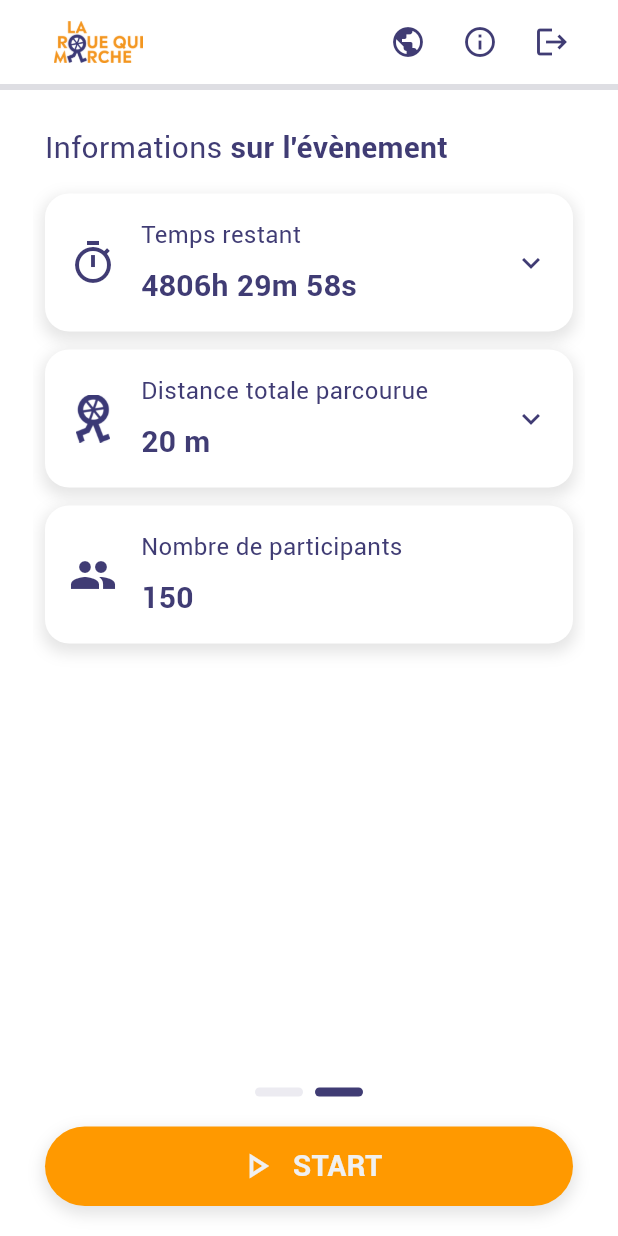
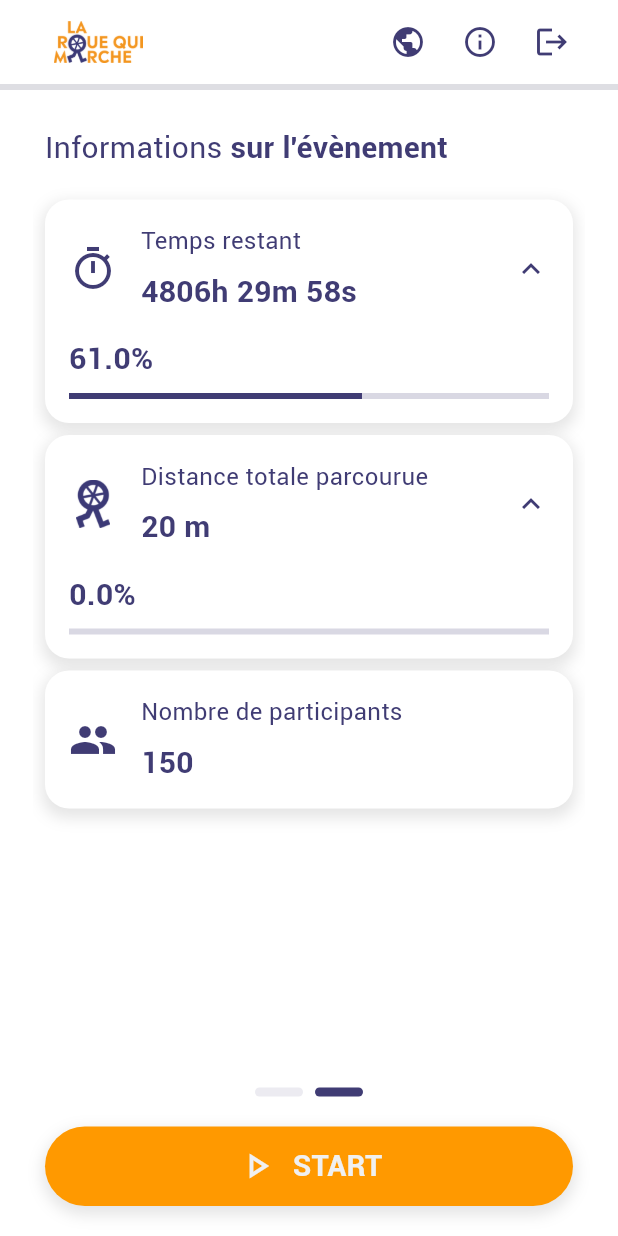
Before and after one commit to RQMAppTB/TB_App_RQM, a Flutter app: the InfoScreen screen opened directly, swiped to page 2, on a phone screen of 412 x 824 dp. Run offline on Flutter 3.47's test engine with Material 3 defaults, Android fonts, the phone set to English and light mode, and no system bars; our stand-ins replace flutter_map, geolocator, latlong2, package_info_plus, shared_preferences; missing offline and left inert: maps_toolkit, mobile_scanner; accounts and stored records are empty; network calls fail; statements that could not run were skipped.

Commit message:
bump version and fix an issue where nb of participants not save

```diff
--- a/tb_app_rqm/lib/UI/Components/ProgressCard.dart
+++ b/tb_app_rqm/lib/UI/Components/ProgressCard.dart
@@ -15,7 +15,7 @@ class ProgressCard extends StatefulWidget {
 }
 
 class _ProgressCardState extends State<ProgressCard> {
-  bool _isExpanded = false;
+  bool _isExpanded = true; // Set to true by default
 
   void _toggleExpanded() {
     setState(() {
--- a/tb_app_rqm/lib/UI/InfoScreen.dart
+++ b/tb_app_rqm/lib/UI/InfoScreen.dart
@@ -338,15 +338,15 @@ class _InfoScreenState extends State<InfoScreen> with SingleTickerProviderStateM
               key: iconKey,
               onTap: () => _showIconMenu(context),
               child: CircleAvatar(
-                radius: 36,
+                radius: 44,
                 backgroundColor: const Color(Config.COLOR_APP_BAR).withOpacity(0.2),
-                child: Icon(_selectedIcon, size: 40),
+                child: Icon(_selectedIcon, size: 52),
               ),
             ),
             title: 'N°$_dossard',
             data: _name,
           ),
-          const SizedBox(height: 24),
+          const SizedBox(height: 32),
           InfoCard(
             logo: Image.asset(
               _isSessionActive ? 'assets/pictures/LogoSimpleAnimated.gif' : 'assets/pictures/LogoSimple.png',
@@ -358,7 +358,7 @@ class _InfoScreenState extends State<InfoScreen> with SingleTickerProviderStateM
             additionalDetails:
                 "C'est ${((_isSessionActive ? _distance : (_distancePerso ?? 0)) / Config.CIRCUIT_SIZE).toStringAsFixed(1)} fois le tour du circuit, continue comme ça !",
           ),
-          const SizedBox(height: 12),
+          const SizedBox(height: 8),
           InfoCard(
             logo: const Icon(Icons.timer_outlined),
             title: 'Temps passé sur le parcours',
@@ -366,7 +366,7 @@ class _InfoScreenState extends State<InfoScreen> with SingleTickerProviderStateM
                 ? '${(_tempsPerso! ~/ 3600).toString().padLeft(2, '0')}h ${((_tempsPerso! % 3600) ~/ 60).toString().padLeft(2, '0')}m ${(_tempsPerso! % 60).toString().padLeft(2, '0')}s'
                 : '00h 00m 00s',
           ),
-          const SizedBox(height: 12),
+          const SizedBox(height: 8),
           InfoCard(
             logo: const Icon(Icons.people),
             title: 'Nombre de personnes',
@@ -393,14 +393,14 @@ class _InfoScreenState extends State<InfoScreen> with SingleTickerProviderStateM
           padding: const EdgeInsets.symmetric(horizontal: 8.0), // Add padding here
           child: Column(
             children: [
-              const SizedBox(height: 8), // Add margin before the first card
+              const SizedBox(height: 12), // Add margin before the first card
               ProgressCard(
                 title: 'Temps restant',
                 value: _remainingTime,
                 percentage: _calculateRemainingTimePercentage(),
                 logo: const Icon(Icons.timer_outlined),
               ),
-              const SizedBox(height: 12),
+              const SizedBox(height: 8),
               ProgressCard(
                 title: 'Distance totale parcourue',
                 value: '${_formatDistance(_distanceTotale ?? 0)} m',
@@ -411,7 +411,7 @@ class _InfoScreenState extends State<InfoScreen> with SingleTickerProviderStateM
                   height: 32, // Adjust the height as needed
                 ),
               ),
-              const SizedBox(height: 12),
+              const SizedBox(height: 8),
               const InfoCard(
                 logo: Icon(Icons.people),
                 title: 'Nombre de participants',
--- a/tb_app_rqm/lib/UI/SetupScanScreen.dart
+++ b/tb_app_rqm/lib/UI/SetupScanScreen.dart
@@ -9,6 +9,7 @@ import 'Components/InfoCard.dart';
 import 'Components/ActionButton.dart';
 import 'InfoScreen.dart';
 import 'package:lrqm/Data/Session.dart';
+import 'package:lrqm/Data/NbPersonData.dart';
 
 /// Class to display the setup scan screen.
 /// This screen allows the user to configure the number of participants
@@ -43,6 +44,7 @@ class _SetupScanScreenState extends State<SetupScanScreen> {
       ),
     );
     Future.delayed(const Duration(seconds: 3), () async {
+      await NbPersonData.saveNbPerson(widget.nbParticipants); // Save the number of participants
       await Session.startSession(widget.nbParticipants);
       Navigator.pushAndRemoveUntil(
         context,
--- a/tb_app_rqm/pubspec.yaml
+++ b/tb_app_rqm/pubspec.yaml
@@ -16,7 +16,7 @@ publish_to: 'none' # Remove this line if you wish to publish to pub.dev
 # https://developer.apple.com/library/archive/documentation/General/Reference/InfoPlistKeyReference/Articles/CoreFoundationKeys.html
 # In Windows, build-name is used as the major, minor, and patch parts
 # of the product and file versions while build-number is used as the build suffix.
-version: 1.0.0+10
+version: 1.0.0+11
 
 environment:
   sdk: '>=3.4.3 <4.0.0'
```
